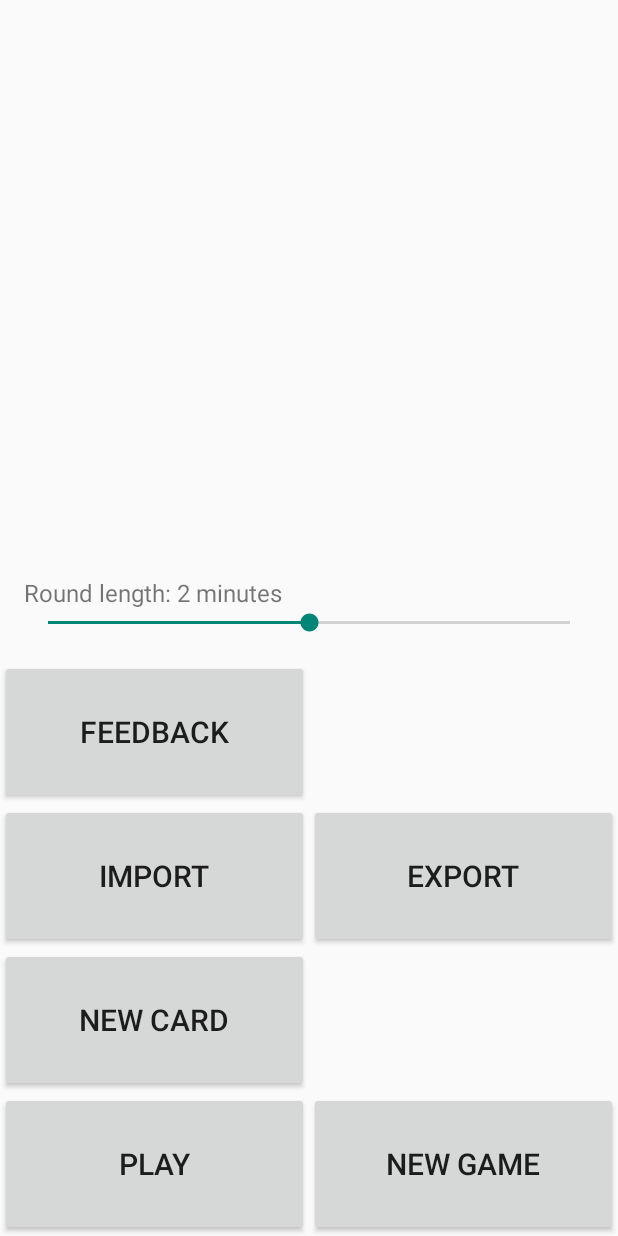
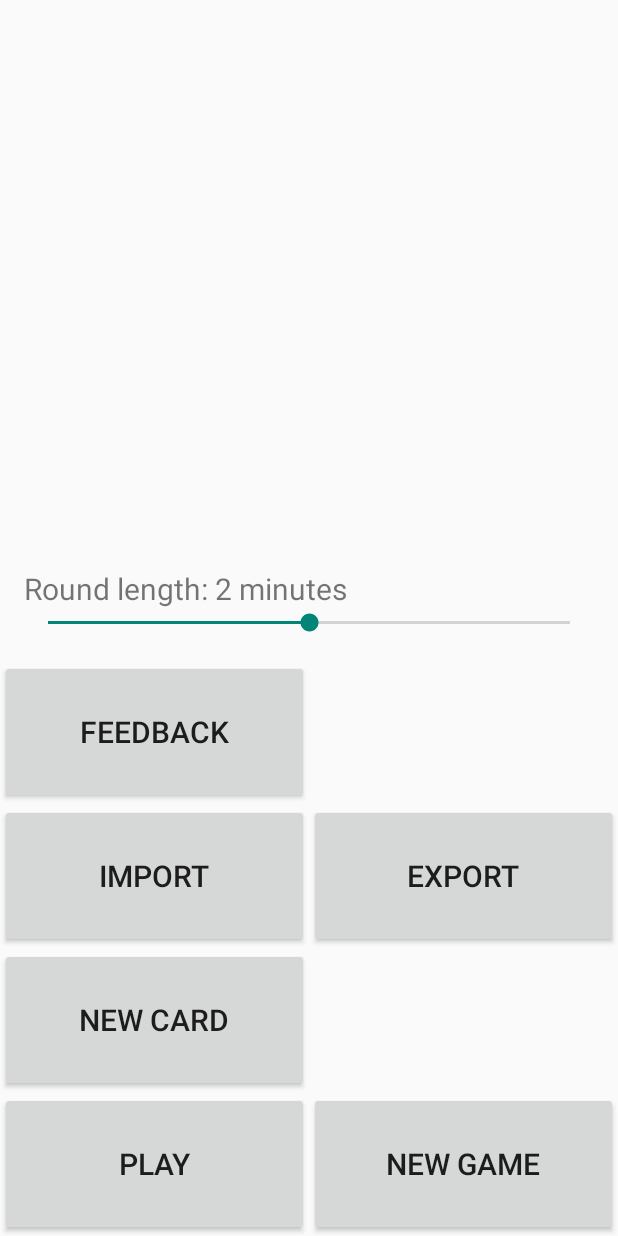
Before and after one commit to rillig/GuessWords, an Android app: the screen it shows after launch (MainActivity), on a phone screen of 412 x 824 dp. Run offline under Robolectric (Android 15) with nearby library versions, the phone set to English and light mode, and no system bars.

Commit message:
Adjust label text size for round length

```diff
--- a/app/src/main/res/layout/activity_main.xml
+++ b/app/src/main/res/layout/activity_main.xml
@@ -20,7 +20,7 @@
             android:id="@+id/round_length_label"
             android:layout_width="match_parent"
             android:layout_height="wrap_content"
-            android:textSize="16sp"
+            android:textSize="20sp"
             android:text="@string/round_length_label"/>
 
         <SeekBar
```
